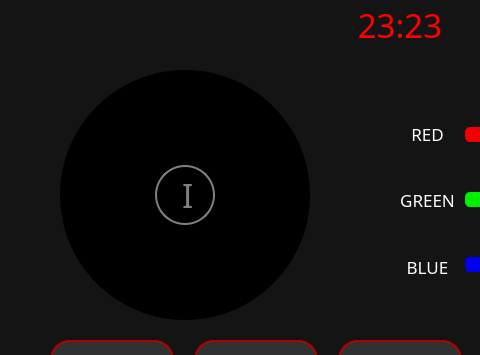
Qt form GUI_WIDGETS/Leds/leds.ui (PortiESP/PortiOS) before a commit; both pictures show x 0 to 480 and y 0 to 355 of the 796 by 480 pixel window.
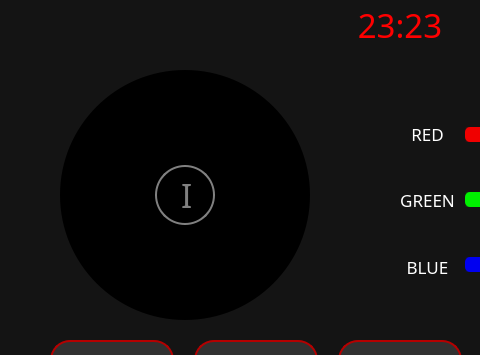
The same form after that commit. Icons and pictures are not drawn.

The edit to the form file:
```diff
--- a/GUI_WIDGETS/Leds/leds.ui
+++ b/GUI_WIDGETS/Leds/leds.ui
@@ -88,7 +88,7 @@
 
 }
 QCheckBox::indicator {
-	width:18.5px;
+	width:18px;
    background:transparent;
 }</string>
      </property>
```
